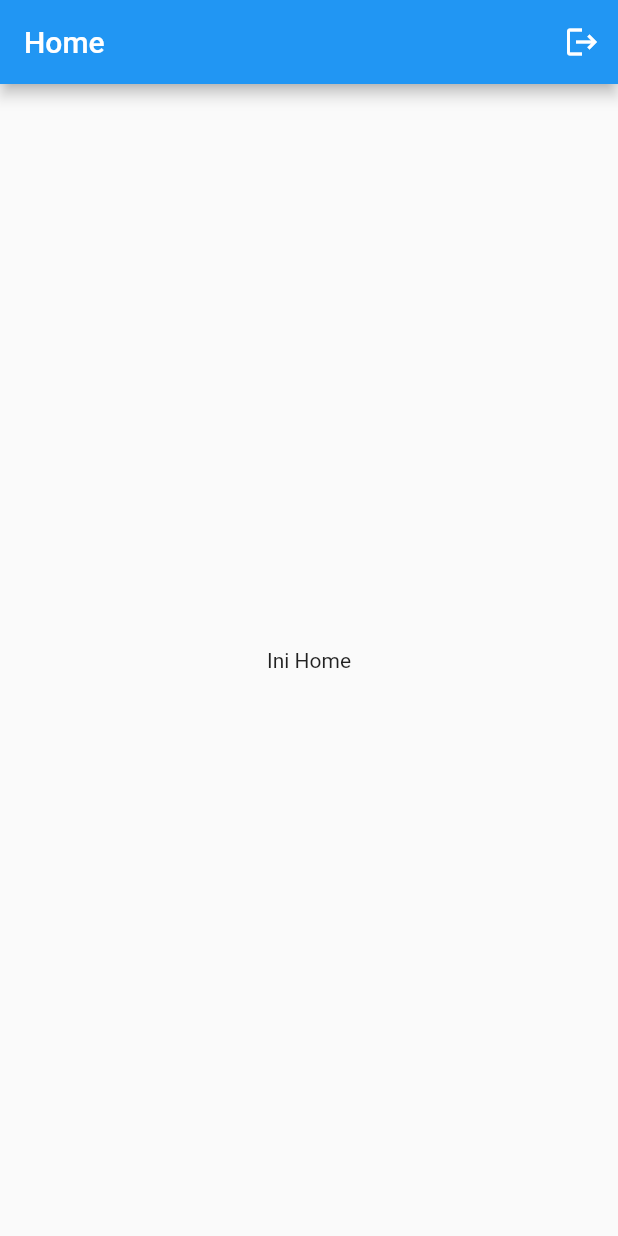
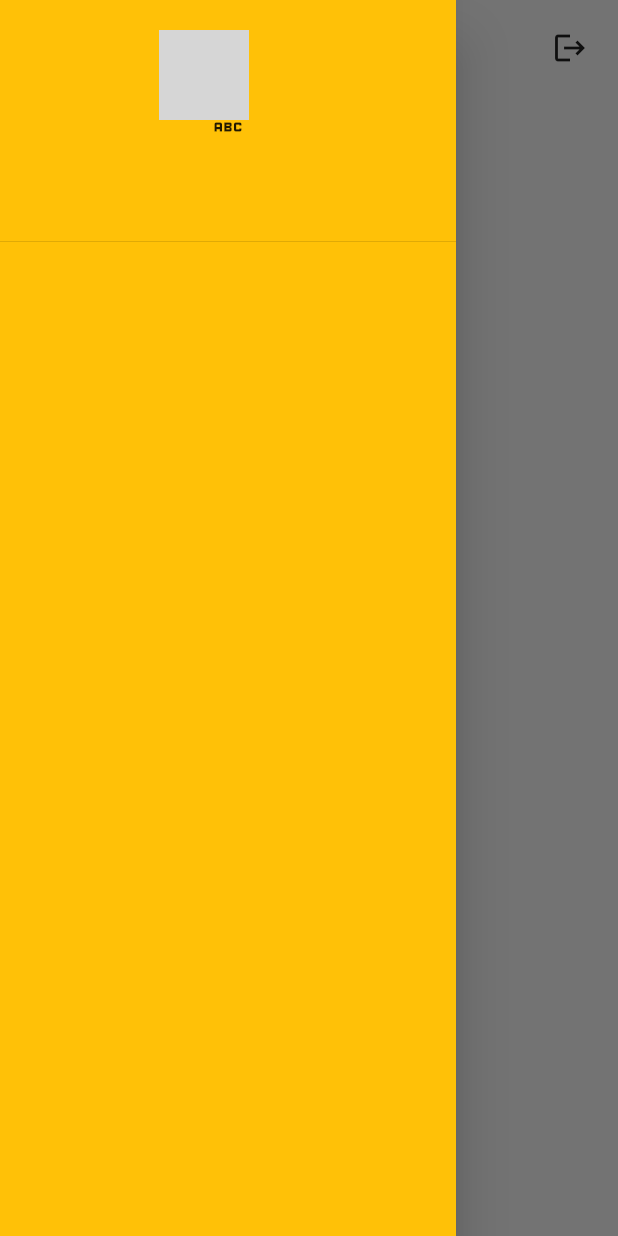
Before and after one commit to KYKY62/starbuck_clone, a Flutter app: the HomePage screen opened by its route, with the side drawer open (before the commit the screen has no drawer), on a phone screen of 412 x 824 dp. Run offline on Flutter 3.47's test engine with Material 2 defaults, Android fonts, the phone set to English and light mode, and no system bars; our stand-ins replace card_swiper, cloud_firestore, dots_indicator, firebase_auth, firebase_core, get; accounts and stored records are empty; network calls fail; grey boxes are pictures that could not be loaded.

Commit message:
appbar home

```diff
--- a/config.json
+++ b/config.json
@@ -2,5 +2,7 @@
     "modules": [],
     "module_directory_name": "module",
     "experimental_mode": false,
-    "unfreezed": true
+    "learning_mode": false,
+    "unfreezed": true,
+    "use_cubit": false
 }
--- a/lib/view/home/home_page.dart
+++ b/lib/view/home/home_page.dart
@@ -8,21 +8,83 @@ class HomePage extends StatelessWidget {
   @override
   Widget build(BuildContext context) {
     return Scaffold(
-      appBar: AppBar(
-        automaticallyImplyLeading: false,
-        title: const Text("Home"),
-        actions: [
-          IconButton(
-            onPressed: () async {
+      drawer: Drawer(
+        backgroundColor: Colors.amber,
+        child: ListView(
+          children: const [
+            DrawerHeader(
+              child: Icon(Icons.abc),
+            ),
+          ],
+        ),
+      ),
+      body: SafeArea(
+        child: ListView(
+          children: [
+            Padding(
+              padding: const EdgeInsets.symmetric(
+                horizontal: 20,
+                vertical: 20,
+              ),
+              child: Row(
+                mainAxisAlignment: MainAxisAlignment.spaceBetween,
+                crossAxisAlignment: CrossAxisAlignment.start,
+                children: [
+                  Builder(
+                    builder: (context) {
+                      return GestureDetector(
+                        onTap: () {
+                          Scaffold.of(context).openDrawer();
+                        },
+                        child: const Icon(
+                          Icons.menu,
+                          size: 24.0,
+                        ),
+                      );
+                    },
+                  ),
+                  const Row(
+                    children: [
+                      CircleAvatar(
+                        radius: 30,
+                        backgroundImage: NetworkImage(
+                          "https://i.ibb.co/PGv8ZzG/me.jpg",
+                        ),
+                      ),
+                      Padding(
+                        padding: EdgeInsets.symmetric(
+                          horizontal: 10,
+                        ),
+                        child: Column(
+                          crossAxisAlignment: CrossAxisAlignment.start,
+                          children: [
+                            Text("Good Afternoon,"),
+                            SizedBox(
+                              height: 5,
+                            ),
+                            Text("Rizky Akbar Siregar"),
+                          ],
+                        ),
+                      ),
+                    ],
+                  ),
+                  GestureDetector(
+                    onTap: () async {
                       await FirebaseAuth.instance.signOut();
                       Get.back();
                       Get.back();
                     },
-            icon: const Icon(Icons.logout),
+                    child: const Icon(
+                      Icons.logout,
+                      size: 24.0,
+                    ),
                   ),
                 ],
               ),
-      body: const Center(child: Text("Ini Home")),
+            ),
+          ],
+        ),
+      ),
     );
   }
 }
```
Lines whose indentation alone changed are shown as unchanged.
